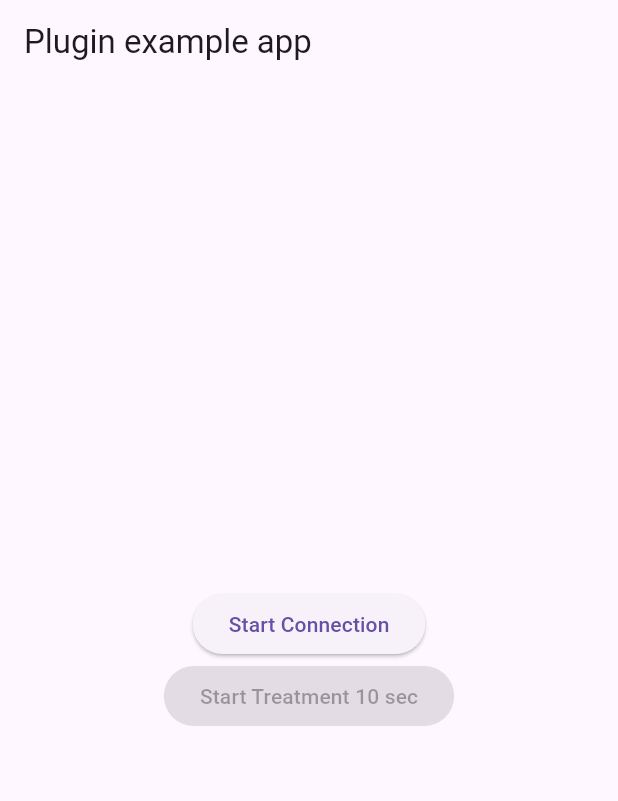
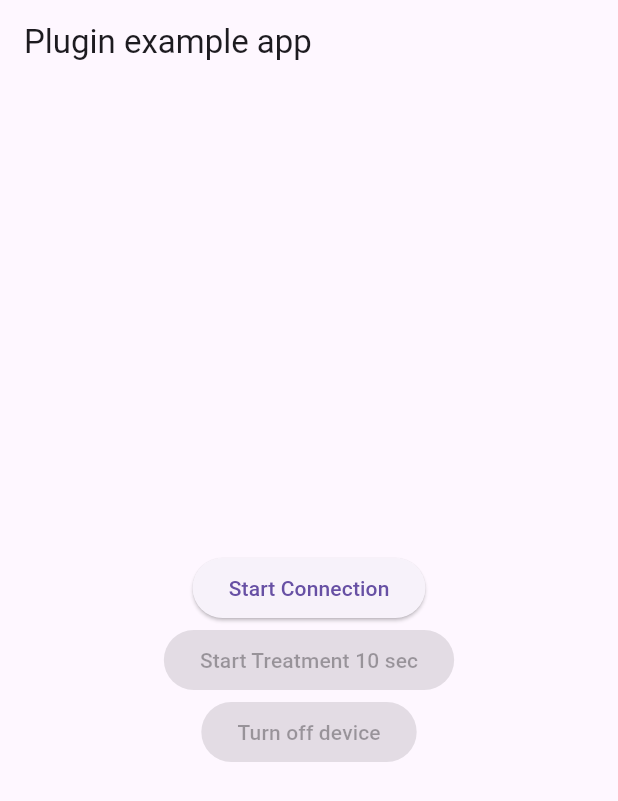
Before and after one commit to abhijeetnapses/uv_ble_sdk, a Flutter app: the screen it shows after launch, on a phone screen of 412 x 824 dp. Shown: the top 801 px of the screen. Run offline on Flutter 3.47's test engine with Material 3 defaults, Android fonts, the phone set to English and light mode, and no system bars; our stand-ins replace equatable, flutter_bloc, flutter_blue_plus, plugin_platform_interface.

Commit message:
Update main.dart

```diff
--- a/example/lib/main.dart
+++ b/example/lib/main.dart
@@ -75,6 +75,13 @@ class _MyAppState extends State<MyApp> {
                           : null,
                       child: Text(
                           isTreatmentRunning ? "Running- ${timeLeft}s" : "Start Treatment 10 sec")),
+                  ElevatedButton(
+                      onPressed: isConnected && !isTreatmentRunning
+                          ? () {
+                              _uvBleSdkPlugin.turnOffUVDevice();
+                            }
+                          : null,
+                      child: const Text("Turn off device")),
                 ],
               );
             },
```
